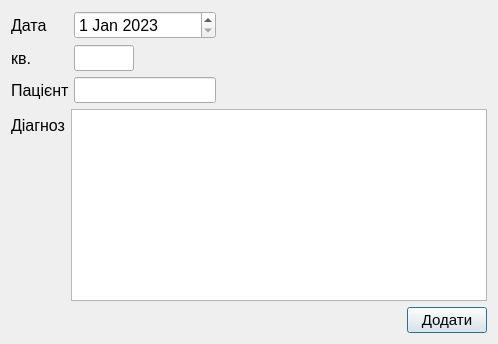
Above: pyqt_files/diagnosis.ui from LiquorProg/katalog before the change. Below: the same form after it.
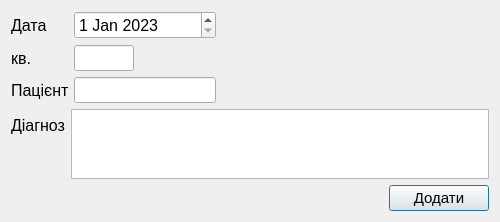
That is the form after the change.

The edit to the form file:
```diff
--- a/pyqt_files/diagnosis.ui
+++ b/pyqt_files/diagnosis.ui
@@ -7,7 +7,7 @@
     <x>0</x>
     <y>0</y>
     <width>500</width>
-    <height>0</height>
+    <height>218</height>
    </rect>
   </property>
   <property name="minimumSize">
@@ -217,6 +217,8 @@
     </spacer>
    </item>
    <item row="2" column="1">
+    <layout class="QGridLayout" name="gridLayout_3">
+     <item row="0" column="1">
     <widget class="QPushButton" name="add_to_table_Button">
      <property name="sizePolicy">
       <sizepolicy hsizetype="Minimum" vsizetype="Fixed">
@@ -224,6 +226,12 @@
        <verstretch>0</verstretch>
       </sizepolicy>
      </property>
+       <property name="minimumSize">
+        <size>
+         <width>100</width>
+         <height>0</height>
+        </size>
+       </property>
      <property name="maximumSize">
       <size>
        <width>100</width>
@@ -239,6 +247,21 @@
       <string>Додати</string>
      </property>
     </widget>
+     </item>
+     <item row="0" column="0">
+      <spacer name="horizontalSpacer">
+       <property name="orientation">
+        <enum>Qt::Horizontal</enum>
+       </property>
+       <property name="sizeHint" stdset="0">
+        <size>
+         <width>40</width>
+         <height>20</height>
+        </size>
+       </property>
+      </spacer>
+     </item>
+    </layout>
    </item>
   </layout>
  </widget>
```
Lines whose indentation alone changed are shown as unchanged.
